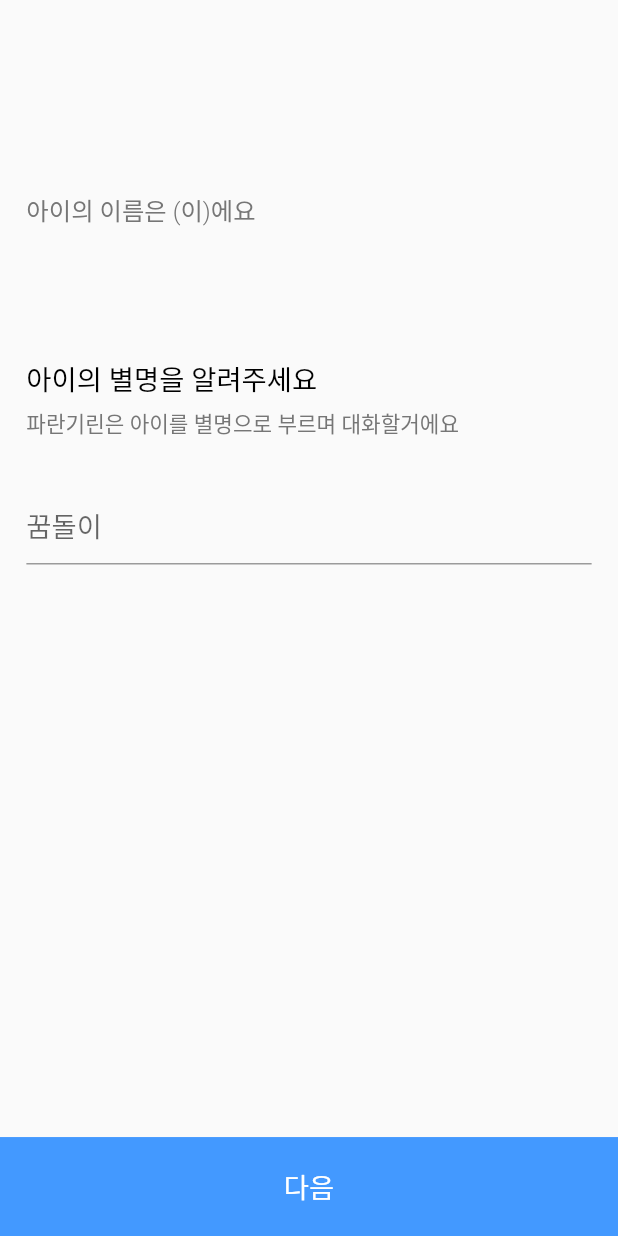
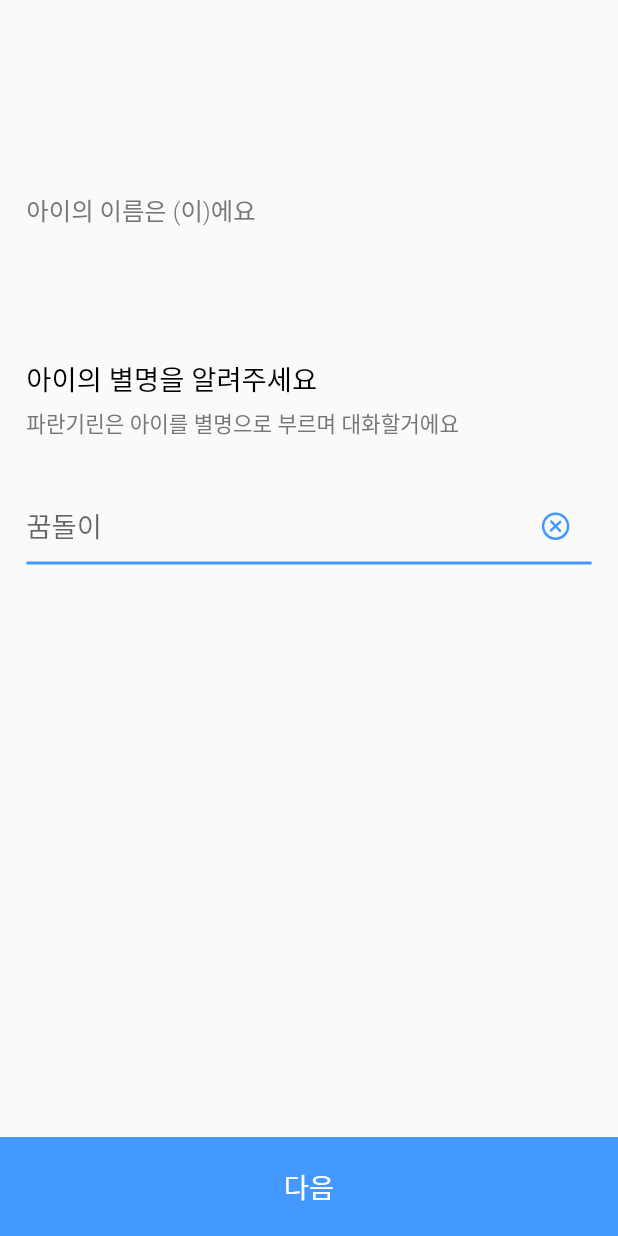
Before and after one commit to dandicompany/project_parangirin, a Flutter app: the BabyInfoName screen opened directly, after a tap on "다음", on a phone screen of 412 x 824 dp. Run offline on Flutter 3.47's test engine with Material 2 defaults, Android fonts, the phone set to English and light mode, and no system bars; our stand-ins replace audioplayers, camera, chewie, cloud_firestore, firebase_auth, firebase_core and 15 more; missing offline and left inert: flutter_downloader, flutter_facebook_auth, flutter_uploader, video_compress, video_thumbnail; accounts and stored records are empty; project files that could hold a hidden picture were left out; key blocks and very long unbroken strings in the code were emptied for the run.

Commit message:
Add cancel button in textfield, edit calendar structure for long nick name user

```diff
--- a/paran_girin/lib/login/baby_info_name.dart
+++ b/paran_girin/lib/login/baby_info_name.dart
@@ -1,4 +1,5 @@
 import 'package:flutter/material.dart';
+import 'package:flutter_svg/flutter_svg.dart';
 import 'package:paran_girin/layout/default_button.dart';
 import 'package:paran_girin/login/baby_info_nickname.dart';
 import 'package:flutter_screenutil/flutter_screenutil.dart';
@@ -101,9 +102,17 @@ Widget _babyInfoInput(text, TextEditingController _con, next) {
                   next();
                 },
       decoration: InputDecoration(
-          // hintText: "김기린",
-          hintText: text,
-          hintStyle: TextStyle(fontSize: ScreenUtil().setSp(18))),
+        // hintText: "김기린",
+        hintText: text,
+        hintStyle: TextStyle(fontSize: ScreenUtil().setSp(18)),
+        suffixIcon: IconButton(
+          onPressed: _con.clear,
+          icon: SvgPicture.asset("assets/icons/close.svg"),
+        ),
+        enabledBorder: UnderlineInputBorder(
+          borderSide: BorderSide(color: AppTheme.colors.primary2, width: 2.0),
+        ),
+      ),
       keyboardType: TextInputType.name,
       style: TextStyle(fontSize: ScreenUtil().setSp(18))
       // obscureText: true, // for password
--- a/paran_girin/lib/login/baby_info_nickname.dart
+++ b/paran_girin/lib/login/baby_info_nickname.dart
@@ -1,5 +1,6 @@
 import 'package:flutter/material.dart';
 import 'package:flutter_screenutil/flutter_screenutil.dart';
+import 'package:flutter_svg/flutter_svg.dart';
 import 'package:paran_girin/layout/default_button.dart';
 import 'package:paran_girin/login/baby_info_birth.dart';
 import 'package:paran_girin/theme/app_theme.dart';
@@ -62,7 +63,15 @@ class _BabyInfoNicknameState extends State<BabyInfoNickname> {
                     },
                   decoration: InputDecoration(
                       hintText: "꿈돌이",
-                      hintStyle: TextStyle(fontSize: ScreenUtil().setSp(18))),
+                      hintStyle: TextStyle(fontSize: ScreenUtil().setSp(18)),
+                      suffixIcon: IconButton(
+                        onPressed: _nickCon.clear,
+                        icon: SvgPicture.asset("assets/icons/close.svg"),
+                      ),
+                      enabledBorder: UnderlineInputBorder(
+                        borderSide: BorderSide(color: AppTheme.colors.primary2, width: 2.0),
+                      ),
+                    ),
                   keyboardType: TextInputType.name,
                   style: TextStyle(fontSize: ScreenUtil().setSp(18))
                   // obscureText: true, // for password
--- a/paran_girin/lib/login/login_page.dart
+++ b/paran_girin/lib/login/login_page.dart
@@ -2,6 +2,7 @@ import 'package:flutter/material.dart';
 import 'package:flutter_svg/svg.dart';
 import 'package:paran_girin/layout/default_button.dart';
 import 'package:paran_girin/login/login_body.dart';
+import 'package:paran_girin/models/schema.dart';
 import 'package:paran_girin/theme/app_theme.dart';
 import 'package:shared_preferences/shared_preferences.dart';
 import 'package:flutter_screenutil/flutter_screenutil.dart';
@@ -147,6 +148,7 @@ class _LoginPageState extends State<LoginPage> {
   }
 
   Widget _buildLoginBody() {
+    fp = Provider.of<FirebaseProvider>(context);
     switch (_state) {
       case enum_state.CHECKACC:
         return LoginBody(
@@ -161,7 +163,7 @@ class _LoginPageState extends State<LoginPage> {
             );
       case enum_state.SIGNIN:
         return LoginBody(
-            title: "샐리,\n참 오랜만이에요!",
+            title: "참 오랜만이에요!",
             description: "혹시 비밀번호를 잊으셨나요? ",
             actionText: "비밀번호 재설정하기",
             loginInfo: "이어서 비밀번호를 입력하고\n로그인을 완료하세요",
```
Also changed, not shown: paran_girin/lib/gallery/calendar.dart (+8 -22 lines), paran_girin/lib/login/login_body.dart (+19 -6 lines).
